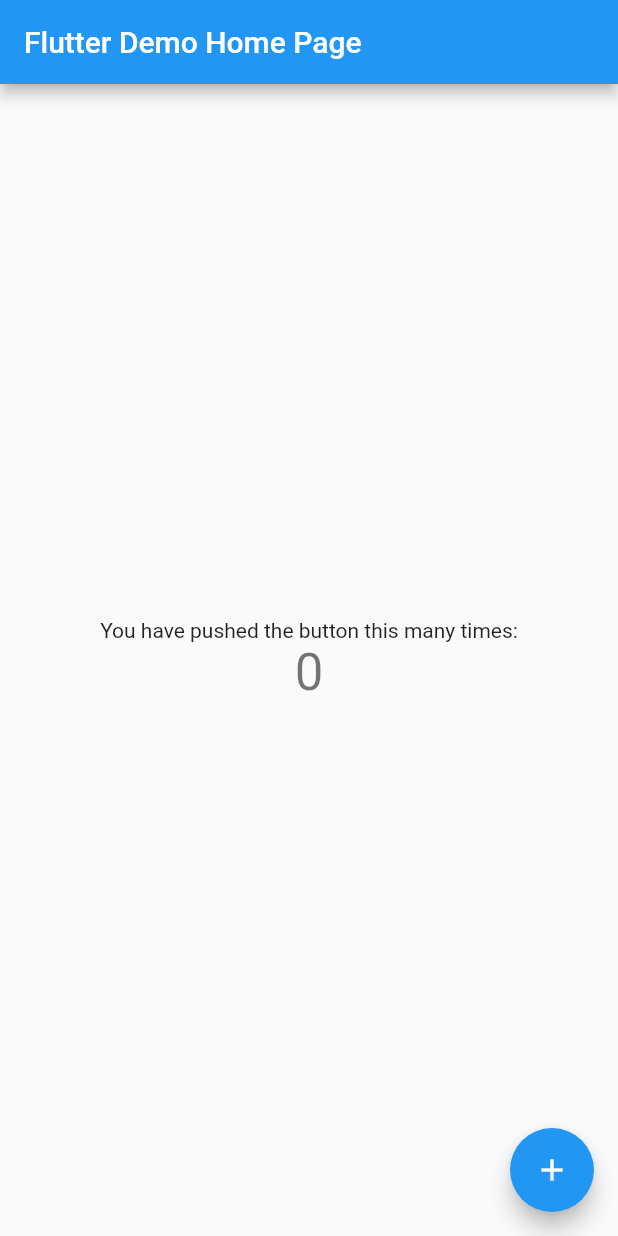
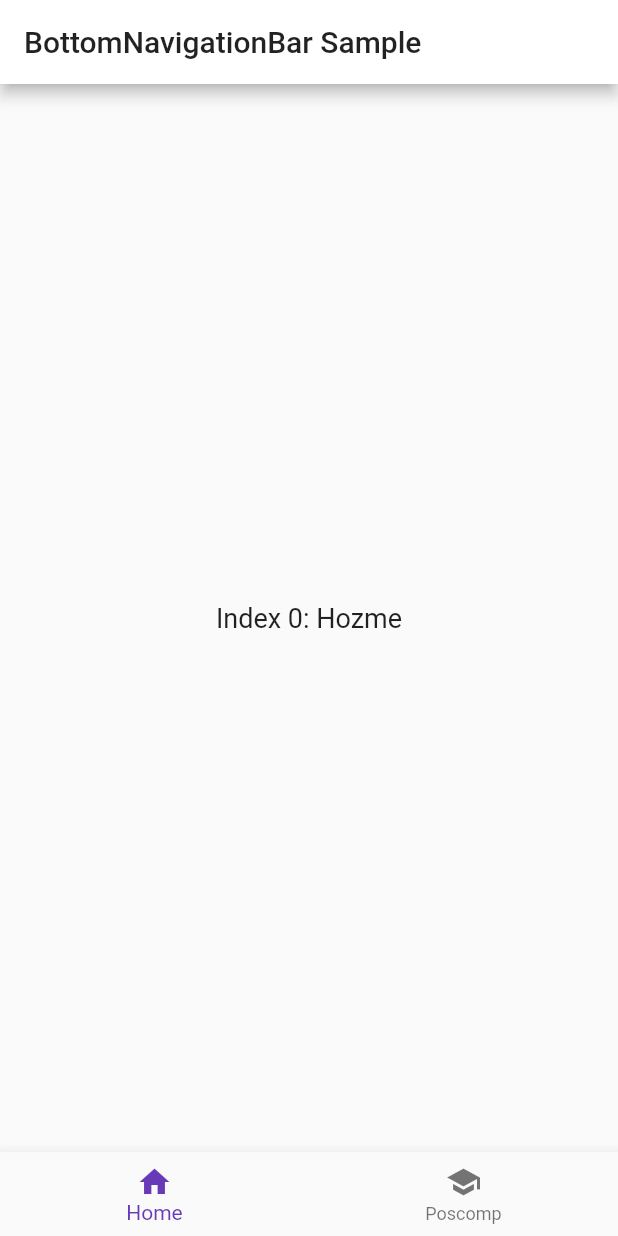
Before and after one commit to f2acode/computeiro, a Flutter app: the screen it shows after launch, on a phone screen of 412 x 824 dp. Run offline on Flutter 3.47's test engine with Material 2 defaults, Android fonts, the phone set to English and light mode, and no system bars; our stand-ins replace flutter_redux, redux.

Commit message:
Implement simple state

```diff
--- /dev/null
+++ b/lib/app_theme.dart
@@ -0,0 +1,21 @@
+import 'package:flutter/material.dart';
+
+import 'package:computeiro/helpers/computeiro_colors.dart';
+
+class AppTheme {
+  ThemeData get() {
+    return ThemeData(
+      primaryColor: XerpayColors.white,
+      primaryColorLight: XerpayColors.lightGrey,
+      accentColor: XerpayColors.green,
+      brightness: Brightness.light,
+      errorColor: XerpayColors.red,
+      fontFamily: 'Roboto',
+      textTheme: TextTheme(
+        title: TextStyle(fontSize: 24.0),
+        body1: TextStyle(fontSize: 18.0),
+        body2: TextStyle(fontSize: 16.0),
+      ),
+    );
+  }
+}
--- /dev/null
+++ b/lib/components/orgasnisms/BottomNavigation/index.dart
@@ -0,0 +1,43 @@
+import 'package:flutter/material.dart';
+import 'package:flutter_redux/flutter_redux.dart';
+
+import 'package:computeiro/components/pages/PoscompExams/index.dart';
+import 'package:computeiro/store/models/app_state.dart';
+import 'package:computeiro/components/orgasnisms/BottomNavigation/view_model.dart';
+
+class BottomNavigator extends StatelessWidget {
+  final _widgetOptions = [
+    Text('Index 0: Hozme'),
+    PoscompExams(),
+  ];
+
+  @override
+  Widget build(BuildContext context) {
+    return StoreConnector<AppState, ViewModel>(
+      converter: ViewModel.fromStore,
+      builder: (context, vm) {
+        return Scaffold(
+          appBar: AppBar(
+            title: Text('BottomNavigationBar Sample'),
+          ),
+          body: Center(
+            child: _widgetOptions.elementAt(vm.bottomNavIndex),
+          ),
+          bottomNavigationBar: BottomNavigationBar(
+            items: <BottomNavigationBarItem>[
+              BottomNavigationBarItem(
+                  icon: Icon(Icons.home), title: Text('Home')),
+              BottomNavigationBarItem(
+                  icon: Icon(Icons.school), title: Text('Poscomp')),
+            ],
+            currentIndex: vm.bottomNavIndex,
+            fixedColor: Colors.deepPurple,
+            onTap: (int index) {
+              vm.onChangeBottomNavIndex(index);
+            },
+          ),
+        );
+      },
+    );
+  }
+}
--- /dev/null
+++ b/lib/components/orgasnisms/BottomNavigation/view_model.dart
@@ -0,0 +1,30 @@
+import 'package:flutter/foundation.dart';
+import 'package:redux/redux.dart';
+
+import 'package:computeiro/store/models/index.dart';
+import 'package:computeiro/store/actions/index.dart';
+
+class ViewModel {
+  final Poscomp poscomp;
+  final bool loading;
+  final int bottomNavIndex;
+  final Function(int) onChangeBottomNavIndex;
+
+  ViewModel({
+    @required this.poscomp,
+    @required this.loading,
+    @required this.onChangeBottomNavIndex,
+    @required this.bottomNavIndex,
+  });
+
+  static ViewModel fromStore(Store<AppState> store) {
+    return ViewModel(
+      poscomp: store.state.poscomp,
+      loading: store.state.isLoading,
+      bottomNavIndex: store.state.bottomNavIndex,
+      onChangeBottomNavIndex: (int newValue) {
+        store.dispatch(ChangeBottomNavIndexAction(newValue));
+      },
+    );
+  }
+}
--- /dev/null
+++ b/lib/components/pages/PoscompExams/index.dart
@@ -0,0 +1,28 @@
+import 'package:flutter/material.dart';
+import 'package:flutter_redux/flutter_redux.dart';
+
+import 'package:computeiro/store/models/index.dart';
+import 'package:computeiro/components/pages/PoscompExams/view_model.dart';
+
+class PoscompExams extends StatelessWidget {
+  @override
+  Widget build(BuildContext context) {
+    return StoreConnector<AppState, ViewModel>(
+      converter: ViewModel.fromStore,
+      builder: (context, vm) {
+        return Scaffold(
+          body: Center(
+            child: Column(
+              mainAxisAlignment: MainAxisAlignment.center,
+              children: <Widget>[
+                Text(
+                  'You have pushed the button this many times:',
+                ),
+              ],
+            ),
+          ),
+        );
+      },
+    );
+  }
+}
--- /dev/null
+++ b/lib/components/pages/PoscompExams/view_model.dart
@@ -0,0 +1,26 @@
+import 'package:flutter/foundation.dart';
+import 'package:redux/redux.dart';
+
+import 'package:computeiro/store/models/index.dart';
+//import 'package:computeiro/store/actions/index.dart';
+
+class ViewModel {
+  final Poscomp poscomp;
+  final bool loading;
+  final Function(int) onChangeProfileBalance;
+
+  ViewModel(
+      {@required this.poscomp,
+      @required this.loading,
+      @required this.onChangeProfileBalance});
+
+  static ViewModel fromStore(Store<AppState> store) {
+    return ViewModel(
+      poscomp: store.state.poscomp,
+      loading: store.state.isLoading,
+      onChangeProfileBalance: (int newValue) {
+        //store.dispatch(UpdateProfileBalanceAction(newValue));
+      },
+    );
+  }
+}
--- /dev/null
+++ b/lib/helpers/computeiro_colors.dart
@@ -0,0 +1,10 @@
+import 'package:flutter/material.dart';
+
+class XerpayColors {
+  static const Color grey = Color.fromRGBO(97, 97, 97, 1);
+  static const Color lightGrey = Color.fromRGBO(220, 220, 220, 1);
+  static const Color blue = Color.fromRGBO(63, 81, 181, 1);
+  static const Color green = Color.fromRGBO(94, 165, 91, 1);
+  static const Color red = Color.fromRGBO(232, 80, 80, 1);
+  static const Color white = Color.fromRGBO(255, 255, 255, 1);
+}
--- a/lib/main.dart
+++ b/lib/main.dart
@@ -1,111 +1,29 @@
 import 'package:flutter/material.dart';
+import 'package:flutter_redux/flutter_redux.dart';
+import 'package:redux/redux.dart';
 
-void main() => runApp(MyApp());
+import 'package:computeiro/app_theme.dart';
+import 'package:computeiro/store/models/index.dart';
+import 'package:computeiro/store/reducers/app_reducer.dart';
+import 'package:computeiro/components/orgasnisms/BottomNavigation/index.dart';
 
-class MyApp extends StatelessWidget {
-  // This widget is the root of your application.
+void main() => runApp(App());
+
+class App extends StatelessWidget {
+  final Store<AppState> store = Store<AppState>(
+    appReducer,
+    initialState: AppState.loading(),
+  );
+
   @override
   Widget build(BuildContext context) {
-    return MaterialApp(
-      title: 'Flutter Demo',
-      theme: ThemeData(
-        // This is the theme of your application.
-        //
-        // Try running your application with "flutter run". You'll see the
-        // application has a blue toolbar. Then, without quitting the app, try
-        // changing the primarySwatch below to Colors.green and then invoke
-        // "hot reload" (press "r" in the console where you ran "flutter run",
-        // or simply save your changes to "hot reload" in a Flutter IDE).
-        // Notice that the counter didn't reset back to zero; the application
-        // is not restarted.
-        primarySwatch: Colors.blue,
+    return StoreProvider(
+      store: store,
+      child: MaterialApp(
+        title: 'Computeiro',
+        theme: AppTheme().get(),
+        home: BottomNavigator(),
       ),
-      home: MyHomePage(title: 'Flutter Demo Home Page'),
     );
   }
 }
-
-class MyHomePage extends StatefulWidget {
-  MyHomePage({Key key, this.title}) : super(key: key);
-
-  // This widget is the home page of your application. It is stateful, meaning
-  // that it has a State object (defined below) that contains fields that affect
-  // how it looks.
-
-  // This class is the configuration for the state. It holds the values (in this
-  // case the title) provided by the parent (in this case the App widget) and
-  // used by the build method of the State. Fields in a Widget subclass are
-  // always marked "final".
-
-  final String title;
-
-  @override
-  _MyHomePageState createState() => _MyHomePageState();
-}
-
-class _MyHomePageState extends State<MyHomePage> {
-  int _counter = 0;
-
-  void _incrementCounter() {
-    setState(() {
-      // This call to setState tells the Flutter framework that something has
-      // changed in this State, which causes it to rerun the build method below
-      // so that the display can reflect the updated values. If we changed
-      // _counter without calling setState(), then the build method would not be
-      // called again, and so nothing would appear to happen.
-      _counter++;
-    });
-  }
-
-  @override
-  Widget build(BuildContext context) {
-    // This method is rerun every time setState is called, for instance as done
-    // by the _incrementCounter method above.
-    //
-    // The Flutter framework has been optimized to make rerunning build methods
-    // fast, so that you can just rebuild anything that needs updating rather
-    // than having to individually change instances of widgets.
-    return Scaffold(
-      appBar: AppBar(
-        // Here we take the value from the MyHomePage object that was created by
-        // the App.build method, and use it to set our appbar title.
-        title: Text(widget.title),
-      ),
-      body: Center(
-        // Center is a layout widget. It takes a single child and positions it
-        // in the middle of the parent.
-        child: Column(
-          // Column is also layout widget. It takes a list of children and
-          // arranges them vertically. By default, it sizes itself to fit its
-          // children horizontally, and tries to be as tall as its parent.
-          //
-          // Invoke "debug painting" (press "p" in the console, choose the
-          // "Toggle Debug Paint" action from the Flutter Inspector in Android
-          // Studio, or the "Toggle Debug Paint" command in Visual Studio Code)
-          // to see the wireframe for each widget.
-          //
-          // Column has various properties to control how it sizes itself and
-          // how it positions its children. Here we use mainAxisAlignment to
-          // center the children vertically; the main axis here is the vertical
-          // axis because Columns are vertical (the cross axis would be
-          // horizontal).
-          mainAxisAlignment: MainAxisAlignment.center,
-          children: <Widget>[
-            Text(
-              'You have pushed the button this many times:',
-            ),
-            Text(
-              '$_counter',
-              style: Theme.of(context).textTheme.display1,
-            ),
-          ],
-        ),
-      ),
-      floatingActionButton: FloatingActionButton(
-        onPressed: _incrementCounter,
-        tooltip: 'Increment',
-        child: Icon(Icons.add),
-      ), // This trailing comma makes auto-formatting nicer for build methods.
-    );
-  }
-}
--- /dev/null
+++ b/lib/store/actions/index.dart
@@ -0,0 +1,38 @@
+import 'package:computeiro/store/models/index.dart';
+
+class LoadPoscompAction {}
+
+class PoscompNotLoadedAction {}
+
+class PoscompLoadedAction {
+  final Poscomp poscomp;
+
+  PoscompLoadedAction(this.poscomp);
+
+  @override
+  String toString() {
+    return 'PoscompLoadedAction{poscomp: $poscomp}';
+  }
+}
+
+class UpdatePoscompBalanceAction {
+  final int newPoscompBalance;
+
+  UpdatePoscompBalanceAction(this.newPoscompBalance);
+
+  @override
+  String toString() {
+    return 'UpdatePoscompBalanceAction{updatedPoscompBalance: $newPoscompBalance}';
+  }
+}
+
+class ChangeBottomNavIndexAction {
+  final int newBottomNavIndex;
+
+  ChangeBottomNavIndexAction(this.newBottomNavIndex);
+
+  @override
+  String toString() {
+    return 'ChangeBottomNavIndexAction{changedBottomNavIndex: $newBottomNavIndex}';
+  }
+}
--- /dev/null
+++ b/lib/store/models/app_state.dart
@@ -0,0 +1,44 @@
+import 'package:meta/meta.dart';
+import 'package:computeiro/store/models/index.dart';
+
+@immutable
+class AppState {
+  final bool isLoading;
+  final int bottomNavIndex;
+  final Poscomp poscomp;
+
+  AppState({this.isLoading = false, this.poscomp, this.bottomNavIndex});
+
+  factory AppState.loading() => AppState(
+        isLoading: true,
+        poscomp: Poscomp(balance: 0),
+        bottomNavIndex: 0,
+      );
+
+  AppState copyWith({
+    bool isLoading,
+    Poscomp poscomp,
+  }) {
+    return AppState(
+      isLoading: isLoading ?? this.isLoading,
+      poscomp: poscomp ?? this.poscomp,
+      bottomNavIndex: bottomNavIndex ?? this.bottomNavIndex,
+    );
+  }
+
+  @override
+  int get hashCode => isLoading.hashCode ^ poscomp.hashCode;
+
+  @override
+  bool operator ==(Object other) =>
+      identical(this, other) ||
+      other is AppState &&
+          runtimeType == other.runtimeType &&
+          isLoading == other.isLoading &&
+          poscomp == other.poscomp;
+
+  @override
+  String toString() {
+    return 'AppState{isLoading: $isLoading, poscomp: $poscomp}';
+  }
+}
--- /dev/null
+++ b/lib/store/models/index.dart
@@ -0,0 +1,2 @@
+export 'app_state.dart';
+export 'poscomp.dart';
--- /dev/null
+++ b/lib/store/models/poscomp.dart
@@ -0,0 +1,29 @@
+import 'package:meta/meta.dart';
+
+@immutable
+class Poscomp {
+  final int balance;
+
+  Poscomp({this.balance});
+
+  Poscomp copyWith({int balance}) {
+    return Poscomp(
+      balance: balance ?? this.balance,
+    );
+  }
+
+  @override
+  int get hashCode => balance.hashCode;
+
+  @override
+  bool operator ==(Object other) =>
+      identical(this, other) ||
+      other is Poscomp &&
+          runtimeType == other.runtimeType &&
+          balance == other.balance;
+
+  @override
+  String toString() {
+    return 'Poscomp{balance: $balance}';
+  }
+}
--- /dev/null
+++ b/lib/store/reducers/app_reducer.dart
@@ -0,0 +1,10 @@
+import 'package:computeiro/store/models/index.dart';
+import 'package:computeiro/store/reducers/index.dart';
+
+AppState appReducer(AppState state, action) {
+  return AppState(
+    isLoading: loadingReducer(state.isLoading, action),
+    bottomNavIndex: bottomNavReducer(state.bottomNavIndex, action),
+    poscomp: poscompReducer(state.poscomp, action),
+  );
+}
--- /dev/null
+++ b/lib/store/reducers/bottom_nav_reducer.dart
@@ -0,0 +1,10 @@
+import 'package:redux/redux.dart';
+import 'package:computeiro/store/actions/index.dart';
+
+final bottomNavReducer = combineReducers<int>([
+  TypedReducer<int, ChangeBottomNavIndexAction>(_changeBottomNavIndex),
+]);
+
+int _changeBottomNavIndex(int state, ChangeBottomNavIndexAction action) {
+  return action.newBottomNavIndex;
+}
--- /dev/null
+++ b/lib/store/reducers/index.dart
@@ -0,0 +1,3 @@
+export 'package:computeiro/store/reducers/loading_reducer.dart';
+export 'package:computeiro/store/reducers/poscomp_reducer.dart';
+export 'package:computeiro/store/reducers/bottom_nav_reducer.dart';
--- /dev/null
+++ b/lib/store/reducers/loading_reducer.dart
@@ -0,0 +1,11 @@
+import 'package:redux/redux.dart';
+import 'package:computeiro/store/actions/index.dart';
+
+final loadingReducer = combineReducers<bool>([
+  TypedReducer<bool, PoscompLoadedAction>(_setLoaded),
+  TypedReducer<bool, PoscompNotLoadedAction>(_setLoaded),
+]);
+
+bool _setLoaded(bool state, action) {
+  return false;
+}
--- /dev/null
+++ b/lib/store/reducers/poscomp_reducer.dart
@@ -0,0 +1,12 @@
+import 'package:redux/redux.dart';
+import 'package:computeiro/store/actions/index.dart';
+import 'package:computeiro/store/models/index.dart';
+
+final poscompReducer = combineReducers<Poscomp>([
+  TypedReducer<Poscomp, UpdatePoscompBalanceAction>(_updatePoscompBalance),
+]);
+
+Poscomp _updatePoscompBalance(
+    Poscomp poscomp, UpdatePoscompBalanceAction action) {
+  return Poscomp(balance: action.newPoscompBalance);
+}
```
Also changed, not shown: pubspec.yaml (+1 -50 lines), 1 other file.
